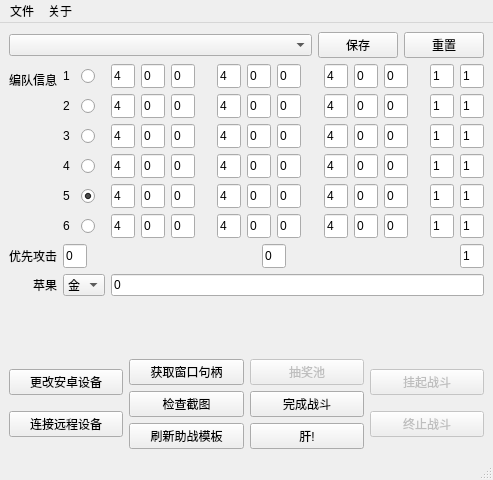
Qt form ui/fgoMainWindow.ui (hgjazhgj/FGO-py) before a commit.
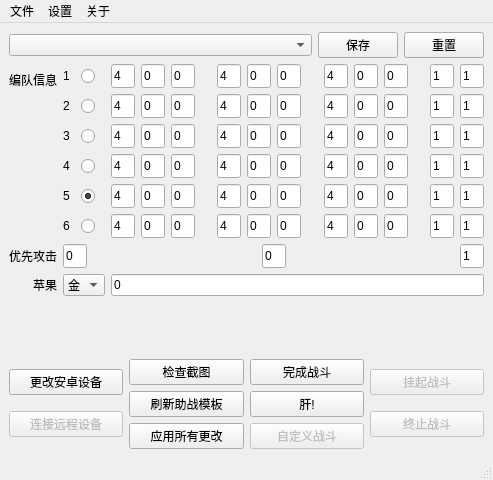
The same form after that commit.

```diff
--- a/ui/fgoMainWindow.ui
+++ b/ui/fgoMainWindow.ui
@@ -2653,6 +2653,9 @@
         </item>
         <item>
          <widget class="QPushButton" name="BTN_ADBCONNECT">
+          <property name="enabled">
+           <bool>false</bool>
+          </property>
           <property name="statusTip">
            <string>连接远程调试,不同模拟器端口不同</string>
           </property>
@@ -2665,27 +2668,8 @@
       </item>
       <item>
        <layout class="QVBoxLayout" name="LAYOUT_FUNC_WIN">
-        <item>
-         <widget class="QPushButton" name="BTN_GETHWND">
-          <property name="enabled">
-           <bool>true</bool>
-          </property>
-          <property name="cursor">
-           <cursorShape>PointingHandCursor</cursorShape>
-          </property>
-          <property name="statusTip">
-           <string>获取fgo游戏画面所在的窗口句柄</string>
-          </property>
-          <property name="text">
-           <string>获取窗口句柄</string>
-          </property>
-         </widget>
-        </item>
         <item>
          <widget class="QPushButton" name="BTN_CHECK">
-          <property name="enabled">
-           <bool>true</bool>
-          </property>
           <property name="cursor">
            <cursorShape>PointingHandCursor</cursorShape>
           </property>
@@ -2707,23 +2691,26 @@
           </property>
          </widget>
         </item>
+        <item>
+         <widget class="QPushButton" name="BTN_APPLYALL">
+          <property name="cursor">
+           <cursorShape>PointingHandCursor</cursorShape>
+          </property>
+          <property name="toolTip">
+           <string>如果你不清楚你在干什么,就不要在战斗中点这个按钮</string>
+          </property>
+          <property name="statusTip">
+           <string>立刻应用所有更改,就算战斗正在进行</string>
+          </property>
+          <property name="text">
+           <string>应用所有更改</string>
+          </property>
+         </widget>
+        </item>
        </layout>
       </item>
       <item>
        <layout class="QVBoxLayout" name="LAYOUT_FUNC_MAIN">
-        <item>
-         <widget class="QPushButton" name="BTN_DRAW">
-          <property name="enabled">
-           <bool>false</bool>
-          </property>
-          <property name="cursor">
-           <cursorShape>PointingHandCursor</cursorShape>
-          </property>
-          <property name="text">
-           <string>抽奖池</string>
-          </property>
-         </widget>
-        </item>
         <item>
          <widget class="QPushButton" name="BTN_ONEBATTLE">
           <property name="cursor">
@@ -2750,6 +2737,22 @@
           </property>
          </widget>
         </item>
+        <item>
+         <widget class="QPushButton" name="BTN_USER">
+          <property name="enabled">
+           <bool>false</bool>
+          </property>
+          <property name="cursor">
+           <cursorShape>PointingHandCursor</cursorShape>
+          </property>
+          <property name="statusTip">
+           <string>编写自定义战斗,然后在这里启用</string>
+          </property>
+          <property name="text">
+           <string>自定义战斗</string>
+          </property>
+         </widget>
+        </item>
        </layout>
       </item>
       <item>
@@ -2813,7 +2816,14 @@
     </property>
     <addaction name="MENU_FILE_EXPLORER"/>
    </widget>
+   <widget class="QMenu" name="MENU_SETTING">
+    <property name="title">
+     <string>设置</string>
+    </property>
+    <addaction name="MENU_SETTING_STAYONTOP"/>
+   </widget>
    <addaction name="MENU_FILE"/>
+   <addaction name="MENU_SETTING"/>
    <addaction name="MENU_ABOUT"/>
   </widget>
   <widget class="QStatusBar" name="statusBar"/>
```
Left out of the diff: 79 changed lines with no effect on the pictures.
